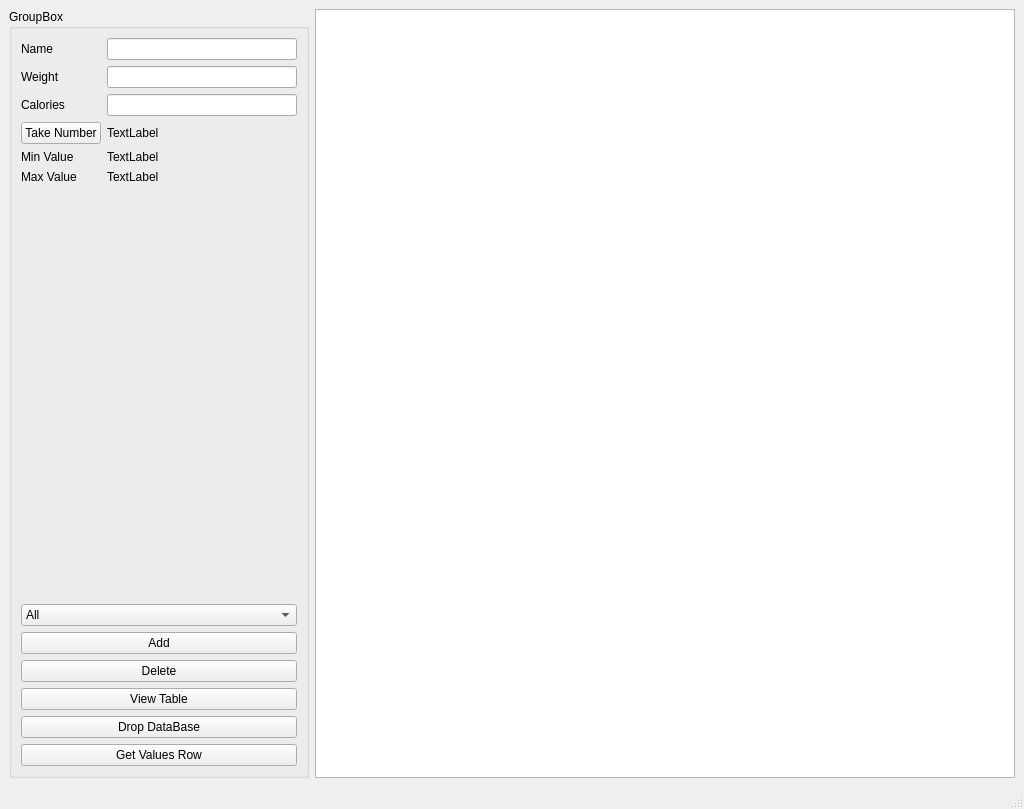
IamAntonion/QtSQLProject, file mainwindow.ui: the form before one commit.
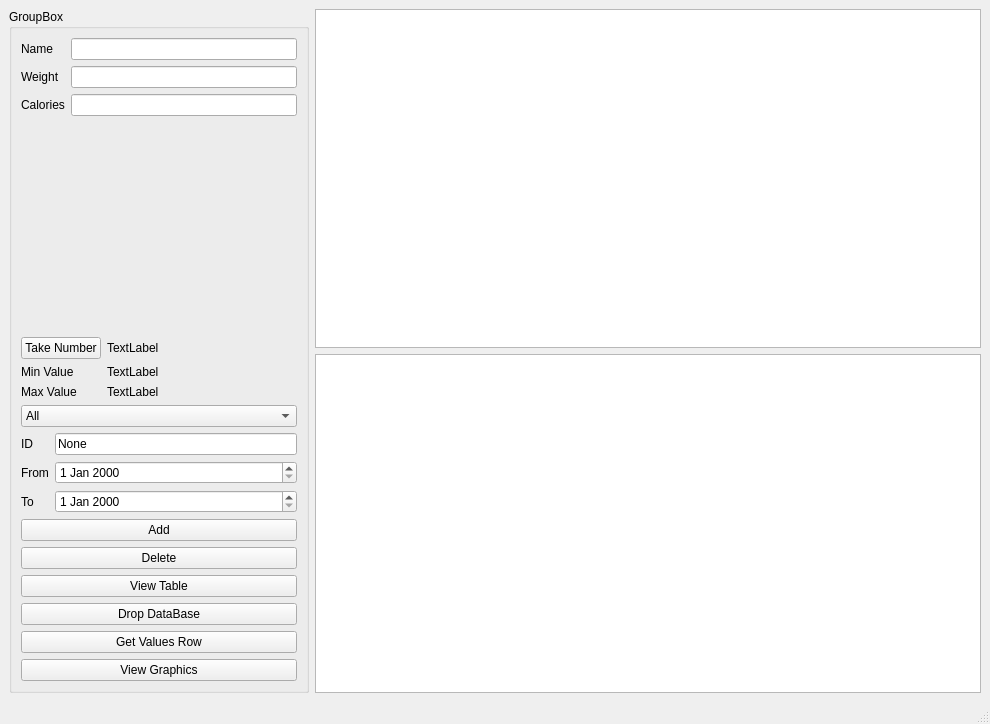
The form after the commit.

What changed in the file:
```diff
--- a/mainwindow.ui
+++ b/mainwindow.ui
@@ -6,8 +6,8 @@
    <rect>
     <x>0</x>
     <y>0</y>
-    <width>1024</width>
-    <height>809</height>
+    <width>990</width>
+    <height>724</height>
    </rect>
   </property>
   <property name="windowTitle">
@@ -15,10 +15,7 @@
   </property>
   <widget class="QWidget" name="centralwidget">
    <layout class="QGridLayout" name="gridLayout">
-    <item row="0" column="1" colspan="2">
-     <widget class="QTableView" name="SQLTableView"/>
-    </item>
-    <item row="0" column="0">
+    <item row="0" column="0" rowspan="2">
      <widget class="QGroupBox" name="groupBox">
       <property name="maximumSize">
        <size>
@@ -62,48 +59,65 @@
          <item row="2" column="1">
           <widget class="QLineEdit" name="calories_edit"/>
          </item>
-         <item row="3" column="0">
+        </layout>
+       </item>
+       <item>
+        <spacer name="verticalSpacer">
+         <property name="orientation">
+          <enum>Qt::Vertical</enum>
+         </property>
+         <property name="sizeHint" stdset="0">
+          <size>
+           <width>20</width>
+           <height>40</height>
+          </size>
+         </property>
+        </spacer>
+       </item>
+       <item>
+        <layout class="QFormLayout" name="formLayout_3">
+         <item row="0" column="0">
           <widget class="QPushButton" name="take_number_button">
            <property name="text">
             <string>Take Number</string>
            </property>
           </widget>
          </item>
-         <item row="3" column="1">
+         <item row="0" column="1">
           <widget class="QLabel" name="label_3">
            <property name="text">
             <string>TextLabel</string>
            </property>
           </widget>
          </item>
-         <item row="5" column="0">
-          <widget class="QLabel" name="mmax_value_lable">
-           <property name="text">
-            <string>Max Value</string>
-           </property>
-          </widget>
-         </item>
-         <item row="5" column="1">
-          <widget class="QLabel" name="max_value">
-           <property name="text">
-            <string>TextLabel</string>
-           </property>
-          </widget>
-         </item>
-         <item row="4" column="0">
+         <item row="1" column="0">
           <widget class="QLabel" name="min_valu_lable">
            <property name="text">
             <string>Min Value</string>
            </property>
           </widget>
          </item>
-         <item row="4" column="1">
+         <item row="1" column="1">
           <widget class="QLabel" name="min_value">
            <property name="text">
             <string>TextLabel</string>
            </property>
           </widget>
          </item>
+         <item row="2" column="0">
+          <widget class="QLabel" name="mmax_value_lable">
+           <property name="text">
+            <string>Max Value</string>
+           </property>
+          </widget>
+         </item>
+         <item row="2" column="1">
+          <widget class="QLabel" name="max_value">
+           <property name="text">
+            <string>TextLabel</string>
+           </property>
+          </widget>
+         </item>
         </layout>
        </item>
        <item>
@@ -125,6 +139,44 @@
          </item>
         </widget>
        </item>
+       <item>
+        <layout class="QFormLayout" name="formLayout_2">
+         <item row="0" column="0">
+          <widget class="QLabel" name="id_lable">
+           <property name="text">
+            <string>ID</string>
+           </property>
+          </widget>
+         </item>
+         <item row="0" column="1">
+          <widget class="QLineEdit" name="id_edit">
+           <property name="text">
+            <string>None</string>
+           </property>
+          </widget>
+         </item>
+         <item row="1" column="0">
+          <widget class="QLabel" name="from_lable">
+           <property name="text">
+            <string>From</string>
+           </property>
+          </widget>
+         </item>
+         <item row="1" column="1">
+          <widget class="QDateEdit" name="date_from_Edit"/>
+         </item>
+         <item row="2" column="0">
+          <widget class="QLabel" name="label_5">
+           <property name="text">
+            <string>To</string>
+           </property>
+          </widget>
+         </item>
+         <item row="2" column="1">
+          <widget class="QDateEdit" name="date_to_Edit"/>
+         </item>
+        </layout>
+       </item>
        <item>
         <widget class="QPushButton" name="AddButton">
          <property name="text">
@@ -160,9 +212,22 @@
          </property>
         </widget>
        </item>
+       <item>
+        <widget class="QPushButton" name="pushButton">
+         <property name="text">
+          <string>View Graphics</string>
+         </property>
+        </widget>
+       </item>
       </layout>
      </widget>
     </item>
+    <item row="0" column="1">
+     <widget class="QGraphicsView" name="graphicsView"/>
+    </item>
+    <item row="1" column="1">
+     <widget class="QTableView" name="SQLTableView"/>
+    </item>
    </layout>
   </widget>
   <widget class="QMenuBar" name="menubar">
```
Left out of the diff: 2 changed lines with no effect on the pictures.
